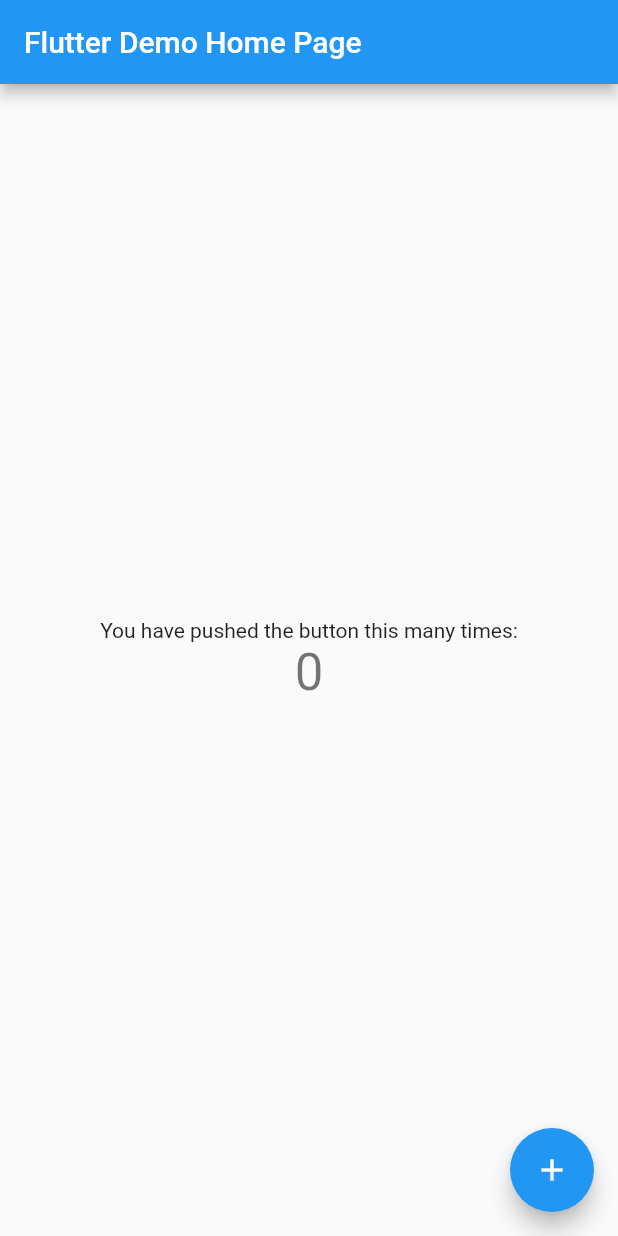
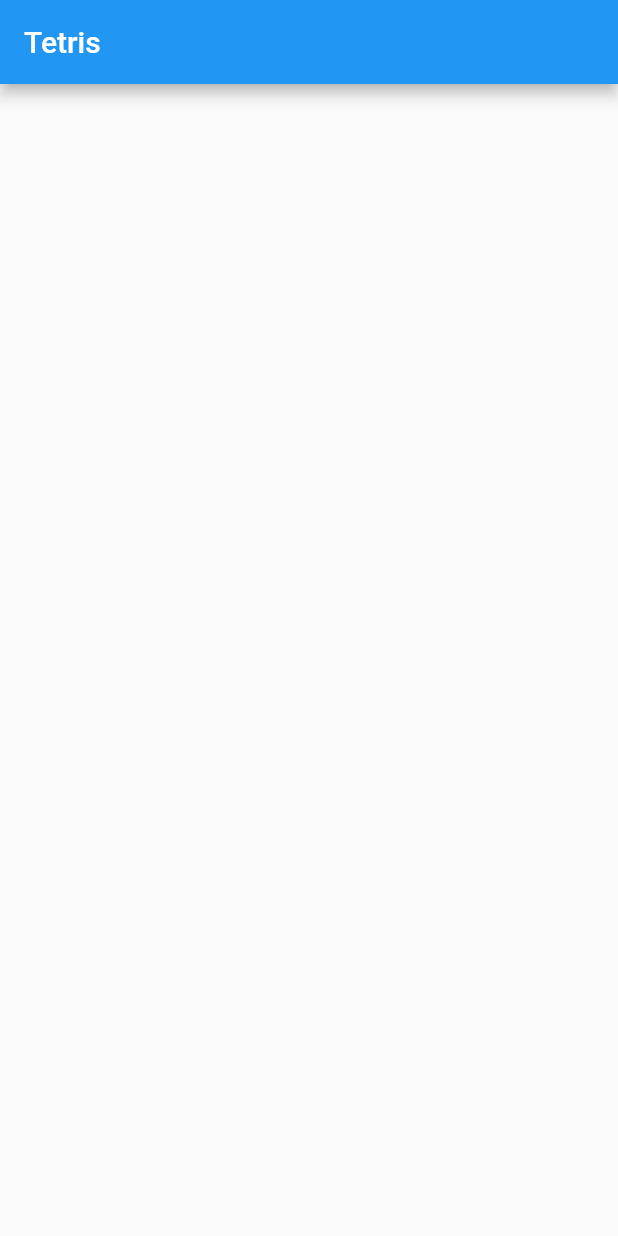
Before and after one commit to Arora-Yash-coder/Tetris_Flutter, a Flutter app: the screen it shows after launch, on a phone screen of 412 x 824 dp. Run offline on Flutter 3.47's test engine with Material 2 defaults, Android fonts, the phone set to English and light mode, and no system bars.

Commit message:
Cleaned up the template

```diff
--- a/tetris/lib/main.dart
+++ b/tetris/lib/main.dart
@@ -1,4 +1,5 @@
 import 'package:flutter/material.dart';
+import 'package:tetris/pages/home.dart';
 
 void main() {
   runApp(const MyApp());
@@ -11,105 +12,11 @@ class MyApp extends StatelessWidget {
   @override
   Widget build(BuildContext context) {
     return MaterialApp(
-      title: 'Flutter Demo',
+      title: 'Tetris',
       theme: ThemeData(
-        // This is the theme of your application.
-        //
-        // Try running your application with "flutter run". You'll see the
-        // application has a blue toolbar. Then, without quitting the app, try
-        // changing the primarySwatch below to Colors.green and then invoke
-        // "hot reload" (press "r" in the console where you ran "flutter run",
-        // or simply save your changes to "hot reload" in a Flutter IDE).
-        // Notice that the counter didn't reset back to zero; the application
-        // is not restarted.
         primarySwatch: Colors.blue,
       ),
-      home: const MyHomePage(title: 'Flutter Demo Home Page'),
+      home: const MyHomePage(title: 'Tetris'),
     );
   }
 }
-
-class MyHomePage extends StatefulWidget {
-  const MyHomePage({Key? key, required this.title}) : super(key: key);
-
-  // This widget is the home page of your application. It is stateful, meaning
-  // that it has a State object (defined below) that contains fields that affect
-  // how it looks.
-
-  // This class is the configuration for the state. It holds the values (in this
-  // case the title) provided by the parent (in this case the App widget) and
-  // used by the build method of the State. Fields in a Widget subclass are
-  // always marked "final".
-
-  final String title;
-
-  @override
-  State<MyHomePage> createState() => _MyHomePageState();
-}
-
-class _MyHomePageState extends State<MyHomePage> {
-  int _counter = 0;
-
-  void _incrementCounter() {
-    setState(() {
-      // This call to setState tells the Flutter framework that something has
-      // changed in this State, which causes it to rerun the build method below
-      // so that the display can reflect the updated values. If we changed
-      // _counter without calling setState(), then the build method would not be
-      // called again, and so nothing would appear to happen.
-      _counter++;
-    });
-  }
-
-  @override
-  Widget build(BuildContext context) {
-    // This method is rerun every time setState is called, for instance as done
-    // by the _incrementCounter method above.
-    //
-    // The Flutter framework has been optimized to make rerunning build methods
-    // fast, so that you can just rebuild anything that needs updating rather
-    // than having to individually change instances of widgets.
-    return Scaffold(
-      appBar: AppBar(
-        // Here we take the value from the MyHomePage object that was created by
-        // the App.build method, and use it to set our appbar title.
-        title: Text(widget.title),
-      ),
-      body: Center(
-        // Center is a layout widget. It takes a single child and positions it
-        // in the middle of the parent.
-        child: Column(
-          // Column is also a layout widget. It takes a list of children and
-          // arranges them vertically. By default, it sizes itself to fit its
-          // children horizontally, and tries to be as tall as its parent.
-          //
-          // Invoke "debug painting" (press "p" in the console, choose the
-          // "Toggle Debug Paint" action from the Flutter Inspector in Android
-          // Studio, or the "Toggle Debug Paint" command in Visual Studio Code)
-          // to see the wireframe for each widget.
-          //
-          // Column has various properties to control how it sizes itself and
-          // how it positions its children. Here we use mainAxisAlignment to
-          // center the children vertically; the main axis here is the vertical
-          // axis because Columns are vertical (the cross axis would be
-          // horizontal).
-          mainAxisAlignment: MainAxisAlignment.center,
-          children: <Widget>[
-            const Text(
-              'You have pushed the button this many times:',
-            ),
-            Text(
-              '$_counter',
-              style: Theme.of(context).textTheme.headline4,
-            ),
-          ],
-        ),
-      ),
-      floatingActionButton: FloatingActionButton(
-        onPressed: _incrementCounter,
-        tooltip: 'Increment',
-        child: const Icon(Icons.add),
-      ), // This trailing comma makes auto-formatting nicer for build methods.
-    );
-  }
-}
--- /dev/null
+++ b/tetris/lib/pages/home.dart
@@ -0,0 +1,21 @@
+import 'package:flutter/material.dart';
+
+class MyHomePage extends StatefulWidget {
+  const MyHomePage({Key? key, required this.title}) : super(key: key);
+
+  final String title;
+
+  @override
+  State<MyHomePage> createState() => _MyHomePageState();
+}
+
+class _MyHomePageState extends State<MyHomePage> {
+  @override
+  Widget build(BuildContext context) {
+    return Scaffold(
+      appBar: AppBar(
+        title: Text(widget.title),
+      ),
+    );
+  }
+}
```
